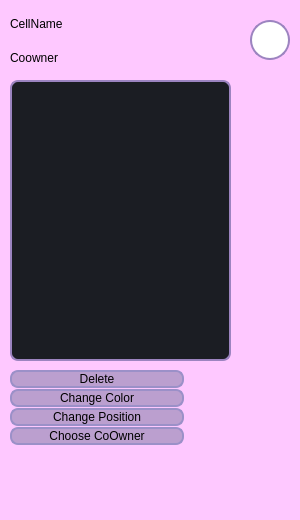
Old version of the form UI/w_deck/NewCell/newcell.ui in the repository Saigz/task_tracker_qt.
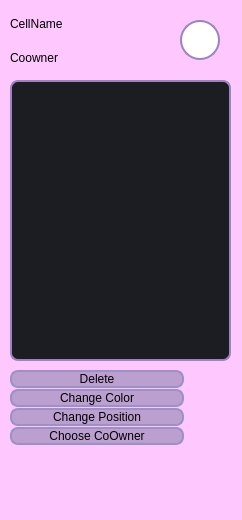
New version of the form.

Diff of the .ui file:
```diff
--- a/UI/w_deck/NewCell/newcell.ui
+++ b/UI/w_deck/NewCell/newcell.ui
@@ -6,7 +6,7 @@
    <rect>
     <x>0</x>
     <y>0</y>
-    <width>300</width>
+    <width>242</width>
     <height>520</height>
    </rect>
   </property>
@@ -213,7 +213,7 @@
   <widget class="QLabel" name="label_cell_color">
    <property name="geometry">
     <rect>
-     <x>250</x>
+     <x>180</x>
      <y>20</y>
      <width>40</width>
      <height>40</height>
```
Left out of the diff: 2 changed lines with no effect on the pictures.
